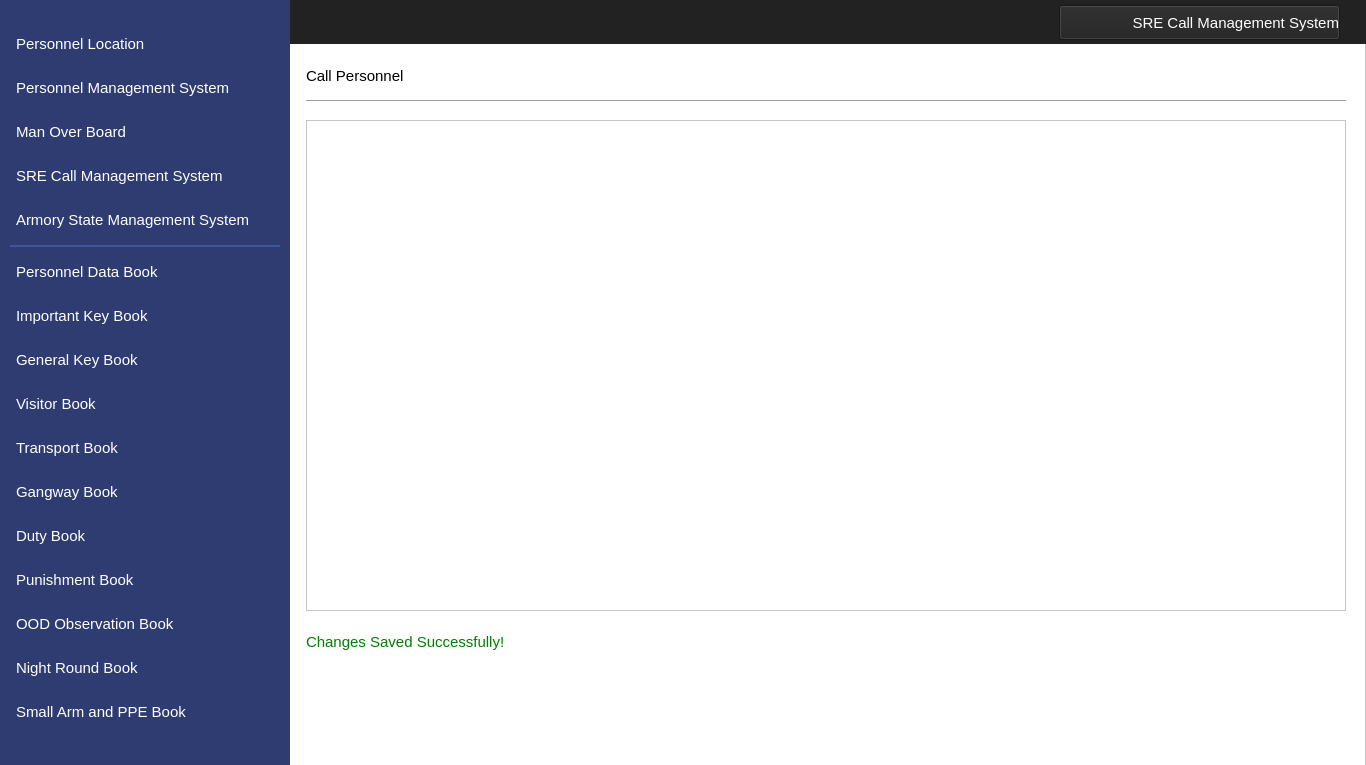
MuhammadUsamax123/IndoorPositioning, file Interfaces/ManageCall.ui: the form before one commit.
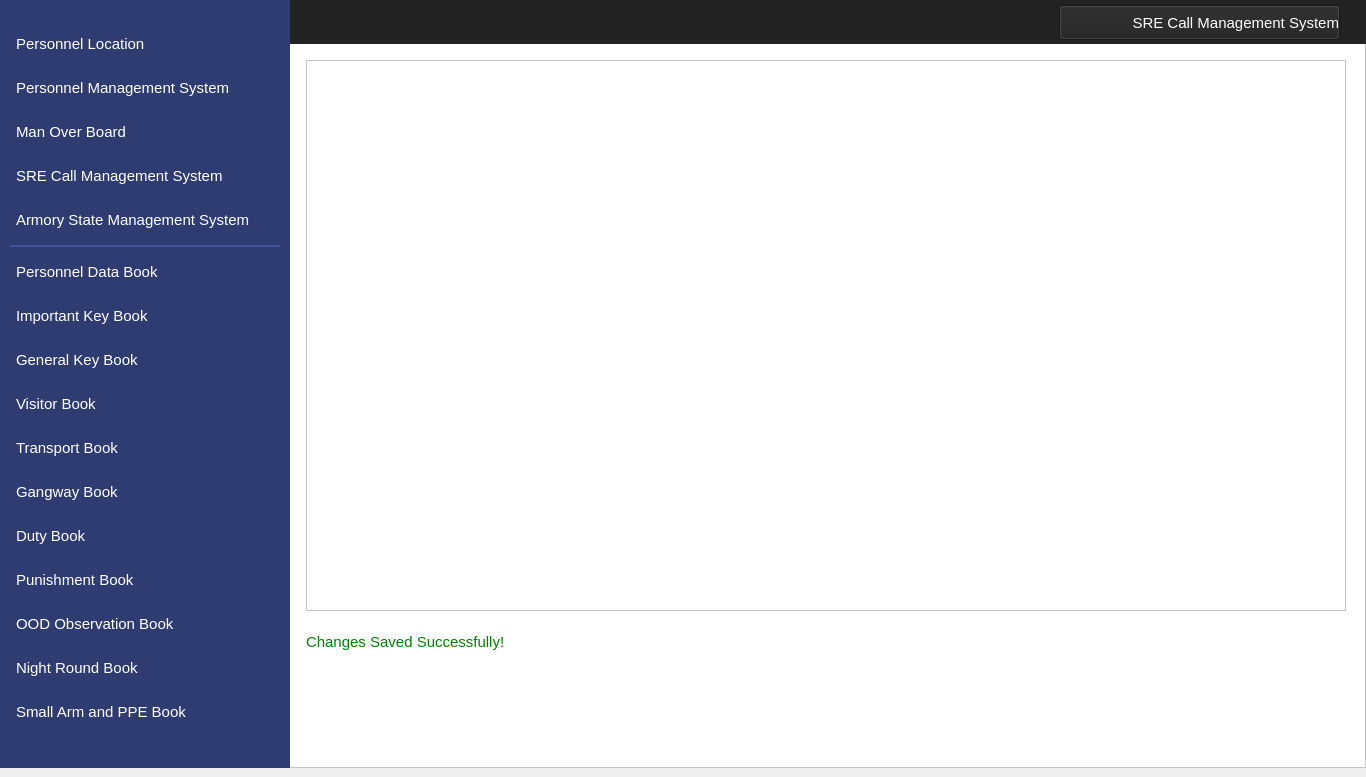
The form after the commit. Icons and pictures are not drawn.

Patch:
```diff
--- a/Interfaces/ManageCall.ui
+++ b/Interfaces/ManageCall.ui
@@ -7,7 +7,7 @@
     <x>0</x>
     <y>0</y>
     <width>1366</width>
-    <height>765</height>
+    <height>777</height>
    </rect>
   </property>
   <property name="windowTitle">
@@ -1251,9 +1251,9 @@
      <property name="geometry">
       <rect>
        <x>306</x>
-       <y>120</y>
+       <y>60</y>
        <width>1040</width>
-       <height>491</height>
+       <height>551</height>
       </rect>
      </property>
      <property name="styleSheet">
@@ -1296,52 +1296,6 @@
     <zorder>lblDataEntrySuccessful</zorder>
     <zorder>tblDetails</zorder>
    </widget>
-   <widget class="QLabel" name="label_13">
-    <property name="geometry">
-     <rect>
-      <x>306</x>
-      <y>100</y>
-      <width>1040</width>
-      <height>1</height>
-     </rect>
-    </property>
-    <property name="styleSheet">
-     <string notr="true">background-color:#A0A0A0;</string>
-    </property>
-    <property name="text">
-     <string/>
-    </property>
-   </widget>
-   <widget class="QLabel" name="label_6">
-    <property name="geometry">
-     <rect>
-      <x>306</x>
-      <y>60</y>
-      <width>221</width>
-      <height>31</height>
-     </rect>
-    </property>
-    <property name="font">
-     <font>
-      <family>Segoe UI</family>
-      <pointsize>11</pointsize>
-     </font>
-    </property>
-    <property name="layoutDirection">
-     <enum>Qt::LeftToRight</enum>
-    </property>
-    <property name="styleSheet">
-     <string notr="true">color: #000000;
-background-color:#ffffff;
-font-size: 11pt</string>
-    </property>
-    <property name="text">
-     <string>Call Personnel</string>
-    </property>
-    <property name="alignment">
-     <set>Qt::AlignLeading|Qt::AlignLeft|Qt::AlignVCenter</set>
-    </property>
-   </widget>
   </widget>
  </widget>
  <resources>
```
